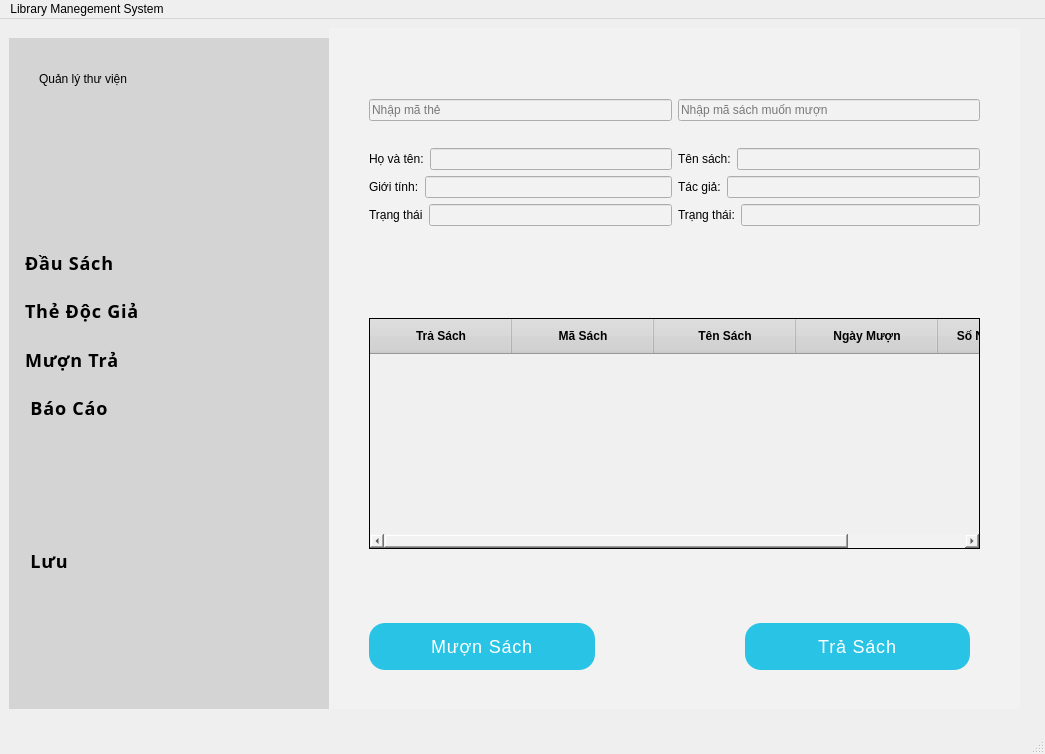
Before: the Qt Designer form librarymanage/librarymanagementsystem.ui in DTTaze/Qt-Library-Management, drawn with Qt 5.
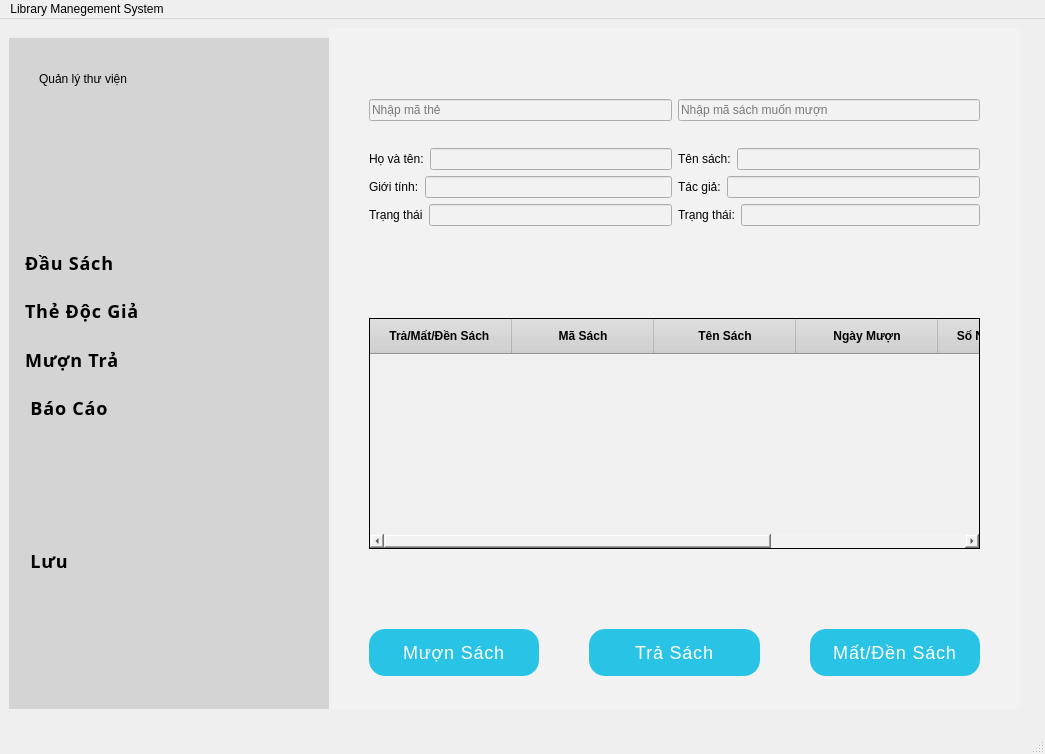
After: the same form once the commit is applied. The open tabs and pages were chosen to show the change. Icons and pictures are not drawn.

Diff of the .ui file:
```diff
--- a/librarymanage/librarymanagementsystem.ui
+++ b/librarymanage/librarymanagementsystem.ui
@@ -1049,7 +1049,7 @@
             </attribute>
             <column>
              <property name="text">
-              <string>Trả Sách</string>
+              <string>Trả/Mất/Đền Sách </string>
              </property>
             </column>
             <column>
@@ -1072,19 +1072,24 @@
               <string>Số Ngày Đã Mượn</string>
              </property>
             </column>
+            <column>
+             <property name="text">
+              <string>Trạng Thái</string>
+             </property>
+            </column>
            </widget>
            <widget class="QWidget" name="layoutWidget">
             <property name="geometry">
              <rect>
               <x>40</x>
-              <y>584</y>
-              <width>601</width>
+              <y>590</y>
+              <width>611</width>
               <height>50</height>
              </rect>
             </property>
             <layout class="QHBoxLayout" name="horizontalLayout_11">
              <property name="spacing">
-              <number>150</number>
+              <number>50</number>
              </property>
              <item>
               <widget class="QPushButton" name="muonSach_pushButton">
@@ -1164,6 +1169,45 @@
                </property>
               </widget>
              </item>
+             <item>
+              <widget class="QPushButton" name="MatSach_pushButton_2">
+               <property name="styleSheet">
+                <string notr="true">QPushButton {
+    background-color: #28C3E5;
+    border: none;
+    border-radius: 16px;
+    padding: 13px 16px;
+    font-family: &quot;Roboto Mono&quot;, sans-serif;
+    font-size: 18px;
+    letter-spacing: 0.8px;
+    color: #FFFFFF;
+    text-align: center;
+    width: 100%;
+}
+
+QPushButton:hover {
+    background-color: #1CB0F6;
+}
+
+QPushButton:pressed {
+    background-color: #1899D6;
+    border-width: 4px 0 0;
+}
+
+QPushButton:disabled {
+    background-color: #D6D6D6;
+    color: #7F7F7F;
+}
+
+QPushButton:focus {
+    outline: none;
+}</string>
+               </property>
+               <property name="text">
+                <string>Mất/Đền Sách</string>
+               </property>
+              </widget>
+             </item>
             </layout>
            </widget>
            <widget class="QWidget" name="layoutWidget">
```
Left out of the diff: 4 changed lines with no effect on the pictures.
